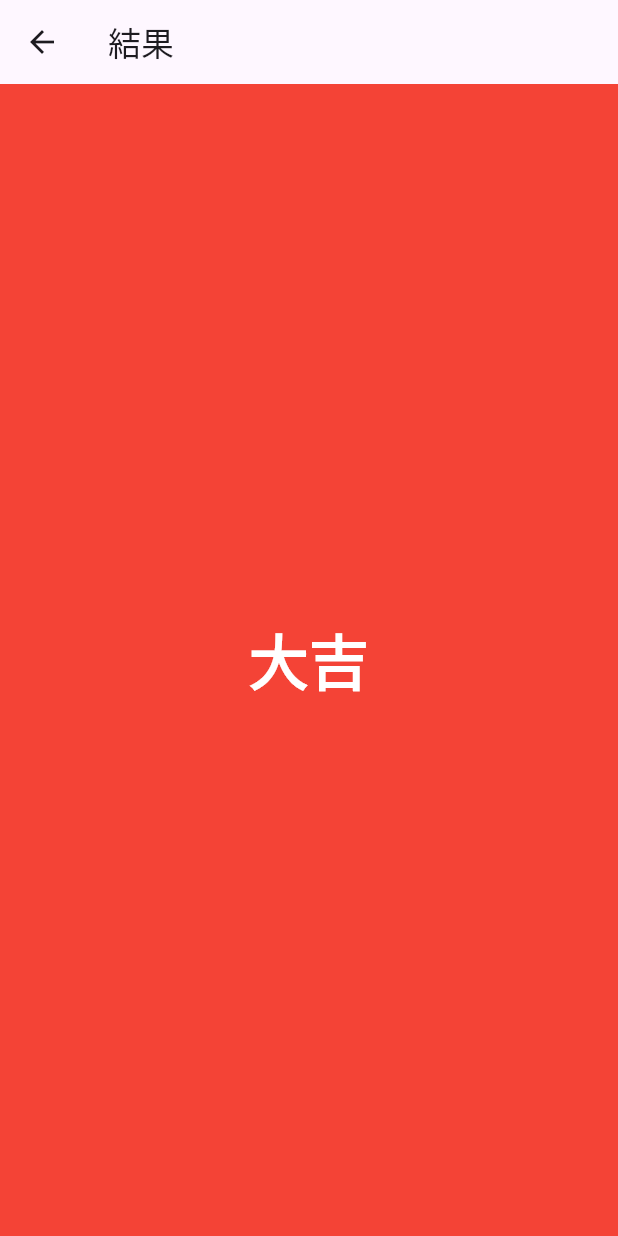
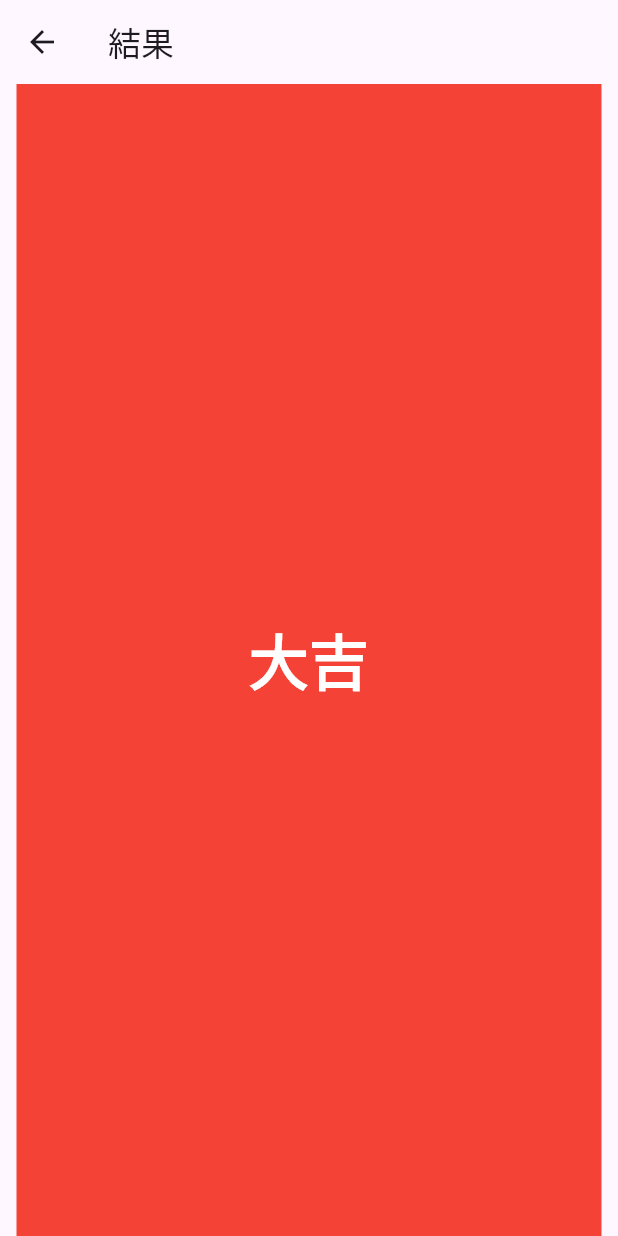
Before and after one commit to TakumaNaito227/omikuji_app, a Flutter app: the screen it shows after launch, after a tap on "今日の運勢を占う", on a phone screen of 412 x 824 dp. Run offline on Flutter 3.47's test engine with Material 2 defaults, Android fonts, the phone set to English and light mode, and no system bars.

Commit message:
resulet body Center

```diff
--- a/lib/result.dart
+++ b/lib/result.dart
@@ -48,8 +48,10 @@ class _ResultPageState extends State<ResultPage> {
       appBar: AppBar(
         title: const Text('結果'),
       ),
-      body: Container(
+      body: Center(
+        child: Container(
           color: _backgroundColor,
+          width: 390,
           child: Center(
             child: RotatedBox(
               quarterTurns: 4,
@@ -61,6 +63,7 @@ class _ResultPageState extends State<ResultPage> {
             ),
           ),
         ),
+      ),
     );
   }
 }
```
Also changed, not shown: 1 other file. Lines whose indentation alone changed are shown as unchanged.
